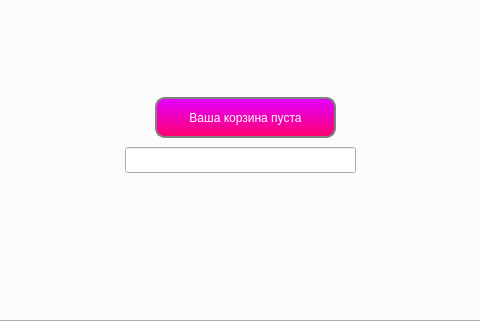
bartem1us/Fitness_Centre, file FINTESS_CENTRE/mainwindow.ui: the form before one commit; both pictures show x 257 to 737 and y 279 to 600 of the 1161 by 600 pixel window.
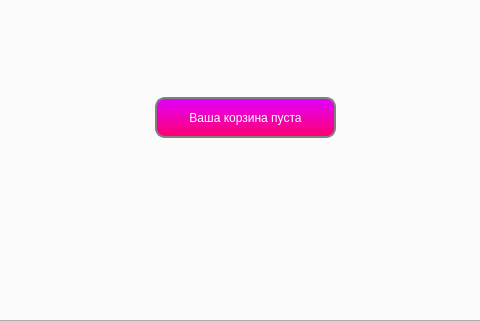
The form after the commit. The open tabs and pages were chosen to show the change. Icons and pictures are not drawn. Custom widgets are drawn as their Qt base class.

Diff of the .ui file:
```diff
--- a/FINTESS_CENTRE/mainwindow.ui
+++ b/FINTESS_CENTRE/mainwindow.ui
@@ -1449,16 +1449,6 @@
        <string>Ваша корзина пуста</string>
       </property>
      </widget>
-     <widget class="QLineEdit" name="lineEdit_13">
-      <property name="geometry">
-       <rect>
-        <x>380</x>
-        <y>400</y>
-        <width>231</width>
-        <height>26</height>
-       </rect>
-      </property>
-     </widget>
     </widget>
    </widget>
   </widget>
```
Left out of the diff: 2 changed lines with no effect on the pictures.
